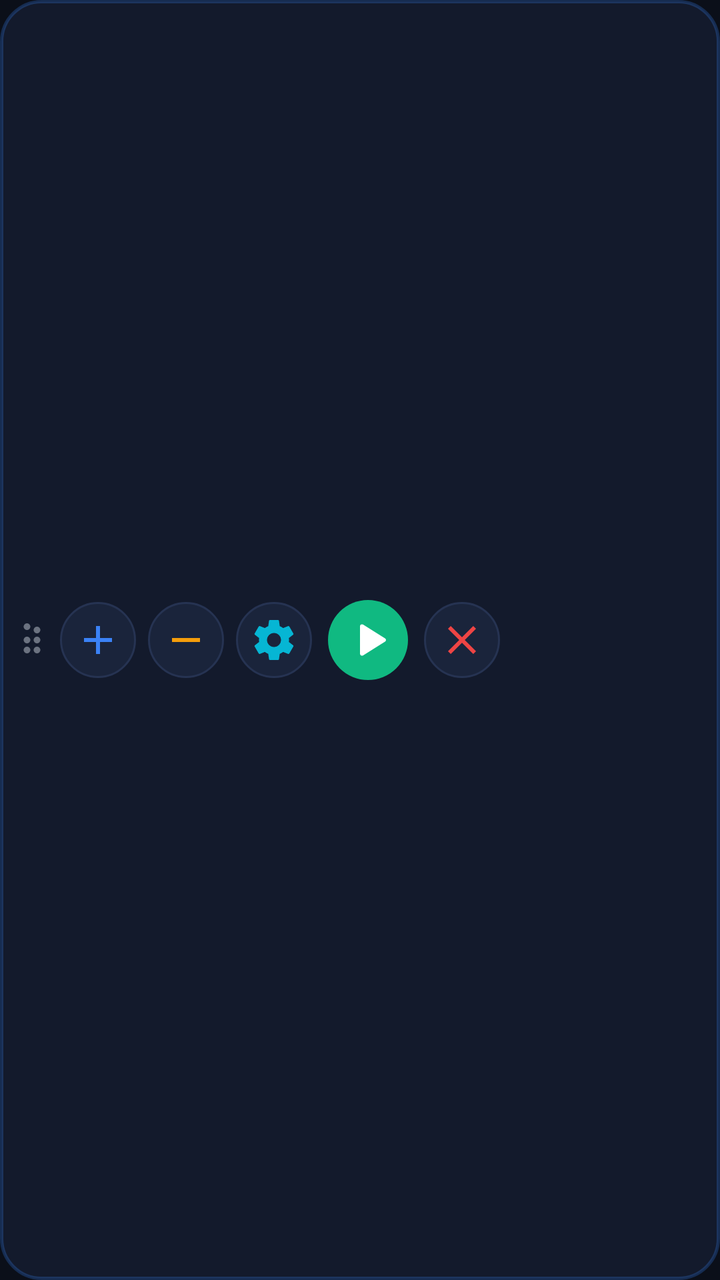
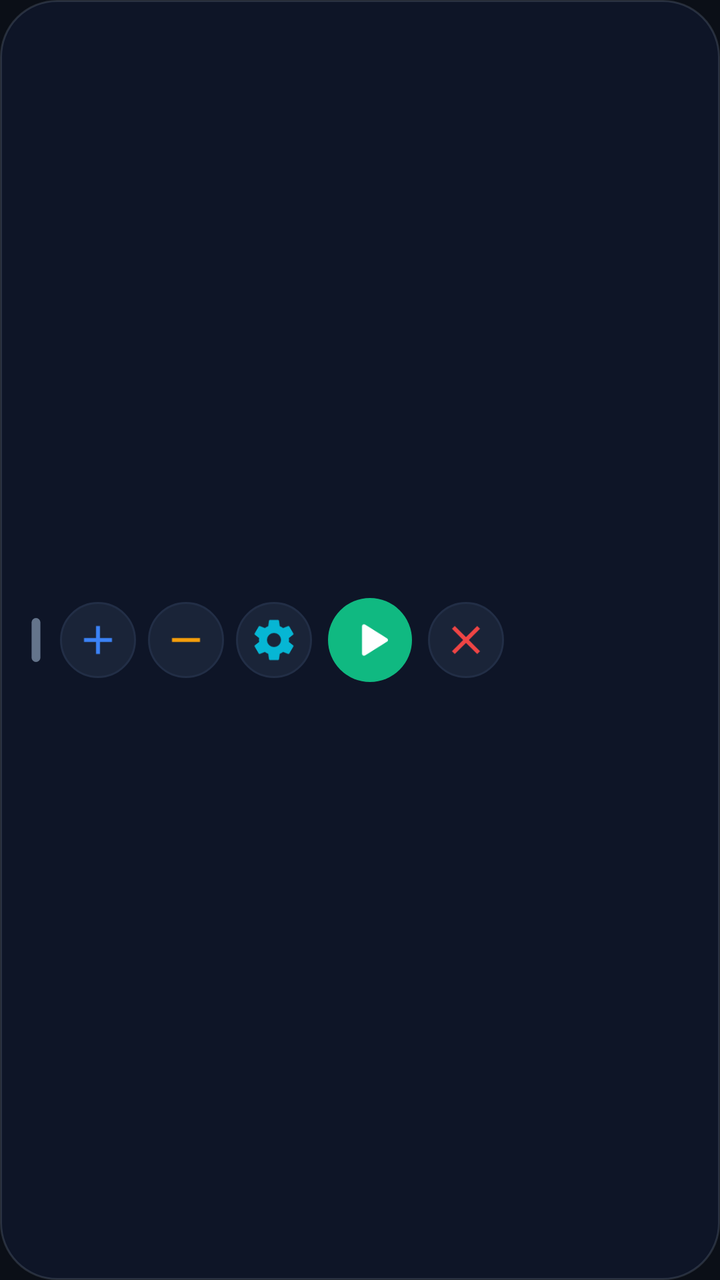

An Android layout rendered at two revisions. The XML below is the earlier revision; the diff shows what the commit changed to produce the second picture.
<!-- AndroidManifest.xml: application theme Theme.AutoClick -->
<!-- res/layout/view_floating_panel.xml -->
<?xml version="1.0" encoding="utf-8"?>
<LinearLayout xmlns:android="http://schemas.android.com/apk/res/android"
    xmlns:app="http://schemas.android.com/apk/res-auto"
    android:id="@+id/panelRoot"
    android:layout_width="wrap_content"
    android:layout_height="wrap_content"
    android:orientation="horizontal"
    android:gravity="center_vertical"
    android:background="@drawable/bg_floating_panel"
    android:paddingStart="6dp"
    android:paddingEnd="8dp"
    android:paddingTop="6dp"
    android:paddingBottom="6dp">

    
    <ImageView
        android:id="@+id/ivDragHandle"
        android:layout_width="20dp"
        android:layout_height="32dp"
        android:src="@drawable/ic_drag_indicator"
        android:contentDescription="Drag Handle"
        app:tint="@color/text_muted" />

    
    <ImageButton
        android:id="@+id/btnOverlayAdd"
        android:layout_width="38dp"
        android:layout_height="38dp"
        android:layout_marginStart="4dp"
        android:background="@drawable/bg_circle_button"
        android:src="@drawable/ic_add"
        android:contentDescription="Add Point"
        app:tint="@color/primary" />

    
    <ImageButton
        android:id="@+id/btnOverlayRemove"
        android:layout_width="38dp"
        android:layout_height="38dp"
        android:layout_marginStart="6dp"
        android:background="@drawable/bg_circle_button"
        android:src="@drawable/ic_remove"
        android:contentDescription="Remove Point"
        app:tint="@color/status_warning" />

    
    <ImageButton
        android:id="@+id/btnOverlaySettings"
        android:layout_width="38dp"
        android:layout_height="38dp"
        android:layout_marginStart="6dp"
        android:background="@drawable/bg_circle_button"
        android:src="@drawable/ic_settings"
        android:contentDescription="Settings"
        app:tint="@color/accent_cyan" />

    
    <ImageButton
        android:id="@+id/btnOverlayStartStop"
        android:layout_width="40dp"
        android:layout_height="40dp"
        android:layout_marginStart="8dp"
        android:background="@drawable/bg_circle_button_start"
        android:src="@drawable/ic_play"
        android:contentDescription="Start/Stop"
        app:tint="@color/white" />

    
    <ImageButton
        android:id="@+id/btnOverlayClose"
        android:layout_width="38dp"
        android:layout_height="38dp"
        android:layout_marginStart="8dp"
        android:background="@drawable/bg_circle_button"
        android:src="@drawable/ic_close"
        android:contentDescription="Close"
        app:tint="@color/status_inactive" />

</LinearLayout>
<!-- resources referenced by this layout -->
<resources>
  <color name="accent_cyan">#06B6D4</color>
  <color name="primary">#3B82F6</color>
  <color name="status_inactive">#EF4444</color>
  <color name="status_warning">#F59E0B</color>
  <color name="text_muted">#6B7280</color>
  <color name="white">#FFFFFFFF</color>
  <!-- drawable bg_circle_button_start (drawable) -->
  <?xml version="1.0" encoding="utf-8"?>
  <ripple xmlns:android="http://schemas.android.com/apk/res/android"
      android:color="#4DFFFFFF">
      <item>
          <shape android:shape="oval">
              <solid android:color="@color/status_active" />
          </shape>
      </item>
  </ripple>
  <!-- drawable bg_floating_panel (drawable) -->
  <?xml version="1.0" encoding="utf-8"?>
  <shape xmlns:android="http://schemas.android.com/apk/res/android"
      android:shape="rectangle">
      <corners android:radius="20dp" />
      <solid android:color="@color/overlay_panel_bg" />
      <stroke
          android:width="1.5dp"
          android:color="@color/overlay_panel_stroke" />
  </shape>
  <!-- drawable ic_add (drawable) -->
  <vector xmlns:android="http://schemas.android.com/apk/res/android"
      android:width="24dp"
      android:height="24dp"
      android:viewportWidth="24"
      android:viewportHeight="24">
      <path
          android:fillColor="#FFFFFFFF"
          android:pathData="M19,13h-6v6h-2v-6H5v-2h6V5h2v6h6v2z"/>
  </vector>
  <!-- drawable ic_close (drawable) -->
  <vector xmlns:android="http://schemas.android.com/apk/res/android"
      android:width="24dp"
      android:height="24dp"
      android:viewportWidth="24"
      android:viewportHeight="24">
      <path
          android:fillColor="#FFFFFFFF"
          android:pathData="M19,6.41L17.59,5 12,10.59 6.41,5 5,6.41 10.59,12 5,17.59 6.41,19 12,13.41 17.59,19 19,17.59 13.41,12z"/>
  </vector>
  <!-- drawable ic_drag_indicator (drawable) -->
  <vector xmlns:android="http://schemas.android.com/apk/res/android"
      android:width="24dp"
      android:height="24dp"
      android:viewportWidth="24"
      android:viewportHeight="24">
      <path
          android:fillColor="#FFFFFFFF"
          android:pathData="M11,18c0,1.1 -0.9,2 -2,2s-2,-0.9 -2,-2 0.9,-2 2,-2 2,0.9 2,2zM9,10c-1.1,0 -2,0.9 -2,2s0.9,2 2,2 2,-0.9 2,-2 -0.9,-2 -2,-2zM9,6c1.1,0 2,-0.9 2,-2s-0.9,-2 -2,-2 -2,0.9 -2,2 0.9,2 2,2zM15,8c1.1,0 2,-0.9 2,-2s-0.9,-2 -2,-2 -2,0.9 -2,2 0.9,2 2,2zM15,10c-1.1,0 -2,0.9 -2,2s0.9,2 2,2 2,-0.9 2,-2 -0.9,-2 -2,-2zM15,16c-1.1,0 -2,0.9 -2,2s0.9,2 2,2 2,-0.9 2,-2 -0.9,-2 -2,-2z"/>
  </vector>
  <!-- drawable ic_play (drawable) -->
  <vector xmlns:android="http://schemas.android.com/apk/res/android"
      android:width="24dp"
      android:height="24dp"
      android:viewportWidth="24"
      android:viewportHeight="24">
      <path
          android:fillColor="#FFFFFFFF"
          android:pathData="M8,5.14v13.72a1,1 0,0 0,1.5.86l11-6.86a1,1 0,0 0,0-1.72l-11-6.86A1,1 0,0 0,8,5.14z"/>
  </vector>
  <!-- drawable ic_remove (drawable) -->
  <vector xmlns:android="http://schemas.android.com/apk/res/android"
      android:width="24dp"
      android:height="24dp"
      android:viewportWidth="24"
      android:viewportHeight="24">
      <path
          android:fillColor="#FFFFFFFF"
          android:pathData="M19,13H5v-2h14v2z"/>
  </vector>
  <style name="Theme.AutoClick" parent="Base.Theme.AutoClick" />
  <color name="bg_card_elevated">#1A243B</color>
  <color name="card_stroke">#263352</color>
  <color name="status_active">#10B981</color>
  <color name="overlay_panel_bg">#F2131B2E</color>
  <color name="overlay_panel_stroke">#403B82F6</color>
  <color name="primary_variant">#1D4ED8</color>
  <color name="bg_card">#131B2E</color>
  <color name="bg_dark">#0B0F19</color>
  <!-- unchanged entries left out for length: 3 -->
</resources>

<!-- the commit's change to res/layout/view_floating_panel.xml (unified diff, before → after) -->
@@ -7,26 +7,27 @@
     android:orientation="horizontal"
     android:gravity="center_vertical"
     android:background="@drawable/bg_floating_panel"
-    android:paddingStart="6dp"
-    android:paddingEnd="8dp"
+    android:paddingStart="8dp"
+    android:paddingEnd="10dp"
     android:paddingTop="6dp"
     android:paddingBottom="6dp">
 
     
     <ImageView
         android:id="@+id/ivDragHandle"
-        android:layout_width="20dp"
-        android:layout_height="32dp"
-        android:src="@drawable/ic_drag_indicator"
-        android:contentDescription="Drag Handle"
-        app:tint="@color/text_muted" />
+        android:layout_width="12dp"
+        android:layout_height="22dp"
+        android:layout_marginStart="4dp"
+        android:layout_marginEnd="6dp"
+        android:src="@drawable/bg_drag_handle"
+        android:contentDescription="Drag Handle" />
 
     
     <ImageButton
         android:id="@+id/btnOverlayAdd"
         android:layout_width="38dp"
         android:layout_height="38dp"
-        android:layout_marginStart="4dp"
+        android:padding="9dp"
         android:background="@drawable/bg_circle_button"
         android:src="@drawable/ic_add"
         android:contentDescription="Add Point"
@@ -38,6 +39,7 @@
         android:layout_width="38dp"
         android:layout_height="38dp"
         android:layout_marginStart="6dp"
+        android:padding="9dp"
         android:background="@drawable/bg_circle_button"
         android:src="@drawable/ic_remove"
         android:contentDescription="Remove Point"
@@ -49,6 +51,7 @@
         android:layout_width="38dp"
         android:layout_height="38dp"
         android:layout_marginStart="6dp"
+        android:padding="9dp"
         android:background="@drawable/bg_circle_button"
         android:src="@drawable/ic_settings"
         android:contentDescription="Settings"
@@ -57,9 +60,10 @@
     
     <ImageButton
         android:id="@+id/btnOverlayStartStop"
-        android:layout_width="40dp"
-        android:layout_height="40dp"
+        android:layout_width="42dp"
+        android:layout_height="42dp"
         android:layout_marginStart="8dp"
+        android:padding="10dp"
         android:background="@drawable/bg_circle_button_start"
         android:src="@drawable/ic_play"
         android:contentDescription="Start/Stop"
@@ -71,6 +75,7 @@
         android:layout_width="38dp"
         android:layout_height="38dp"
         android:layout_marginStart="8dp"
+        android:padding="10dp"
         android:background="@drawable/bg_circle_button"
         android:src="@drawable/ic_close"
         android:contentDescription="Close"
<!-- resource entries referenced after the edit -->
@@ -4,7 +4,7 @@
   <color name="primary">#3B82F6</color>
   <color name="status_inactive">#EF4444</color>
   <color name="status_warning">#F59E0B</color>
-  <color name="text_muted">#6B7280</color>
+  <color name="text_muted">#64748B</color>
   <color name="white">#FFFFFFFF</color>
   <!-- drawable bg_circle_button_start (drawable) -->
   <?xml version="1.0" encoding="utf-8"?>
@@ -16,14 +16,24 @@
           </shape>
       </item>
   </ripple>
+  <!-- drawable bg_drag_handle (drawable) -->
+  <?xml version="1.0" encoding="utf-8"?>
+  <shape xmlns:android="http://schemas.android.com/apk/res/android"
+      android:shape="rectangle">
+      <corners android:radius="3dp" />
+      <solid android:color="@color/text_muted" />
+      <size
+          android:width="4dp"
+          android:height="20dp" />
+  </shape>
   <!-- drawable bg_floating_panel (drawable) -->
   <?xml version="1.0" encoding="utf-8"?>
   <shape xmlns:android="http://schemas.android.com/apk/res/android"
       android:shape="rectangle">
-      <corners android:radius="20dp" />
+      <corners android:radius="28dp" />
       <solid android:color="@color/overlay_panel_bg" />
       <stroke
-          android:width="1.5dp"
+          android:width="1dp"
           android:color="@color/overlay_panel_stroke" />
   </shape>
   <!-- drawable ic_add (drawable) -->
@@ -46,16 +56,6 @@
           android:fillColor="#FFFFFFFF"
           android:pathData="M19,6.41L17.59,5 12,10.59 6.41,5 5,6.41 10.59,12 5,17.59 6.41,19 12,13.41 17.59,19 19,17.59 13.41,12z"/>
   </vector>
-  <!-- drawable ic_drag_indicator (drawable) -->
-  <vector xmlns:android="http://schemas.android.com/apk/res/android"
-      android:width="24dp"
-      android:height="24dp"
-      android:viewportWidth="24"
-      android:viewportHeight="24">
-      <path
-          android:fillColor="#FFFFFFFF"
-          android:pathData="M11,18c0,1.1 -0.9,2 -2,2s-2,-0.9 -2,-2 0.9,-2 2,-2 2,0.9 2,2zM9,10c-1.1,0 -2,0.9 -2,2s0.9,2 2,2 2,-0.9 2,-2 -0.9,-2 -2,-2zM9,6c1.1,0 2,-0.9 2,-2s-0.9,-2 -2,-2 -2,0.9 -2,2 0.9,2 2,2zM15,8c1.1,0 2,-0.9 2,-2s-0.9,-2 -2,-2 -2,0.9 -2,2 0.9,2 2,2zM15,10c-1.1,0 -2,0.9 -2,2s0.9,2 2,2 2,-0.9 2,-2 -0.9,-2 -2,-2zM15,16c-1.1,0 -2,0.9 -2,2s0.9,2 2,2 2,-0.9 2,-2 -0.9,-2 -2,-2z"/>
-  </vector>
   <!-- drawable ic_play (drawable) -->
   <vector xmlns:android="http://schemas.android.com/apk/res/android"
       android:width="24dp"
@@ -77,14 +77,14 @@
           android:pathData="M19,13H5v-2h14v2z"/>
   </vector>
   <style name="Theme.AutoClick" parent="Base.Theme.AutoClick" />
-  <color name="bg_card_elevated">#1A243B</color>
-  <color name="card_stroke">#263352</color>
+  <color name="bg_card_elevated">#1A2438</color>
+  <color name="card_stroke">#222E46</color>
   <color name="status_active">#10B981</color>
-  <color name="overlay_panel_bg">#F2131B2E</color>
-  <color name="overlay_panel_stroke">#403B82F6</color>
-  <color name="primary_variant">#1D4ED8</color>
-  <color name="bg_card">#131B2E</color>
-  <color name="bg_dark">#0B0F19</color>
+  <color name="overlay_panel_bg">#E60F172A</color>
+  <color name="overlay_panel_stroke">#3394A3B8</color>
+  <color name="primary_variant">#2563EB</color>
+  <color name="bg_card">#131B2A</color>
+  <color name="bg_dark">#0B0F17</color>
   <!-- unchanged entries left out for length: 3 -->
 </resources>
 
